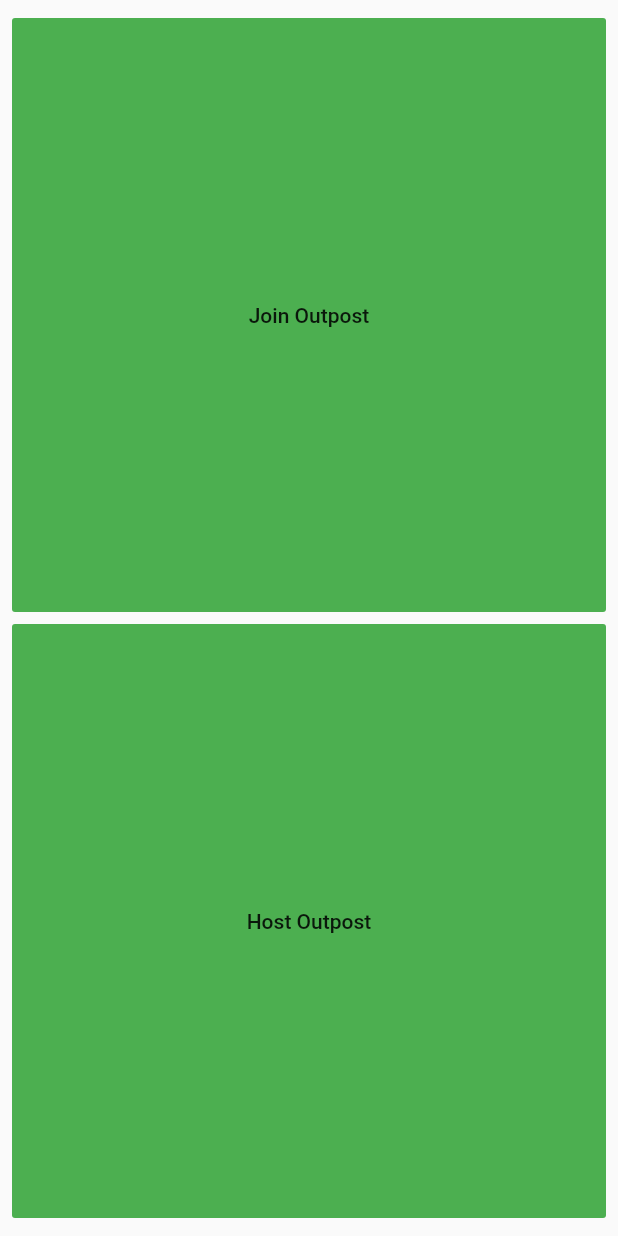
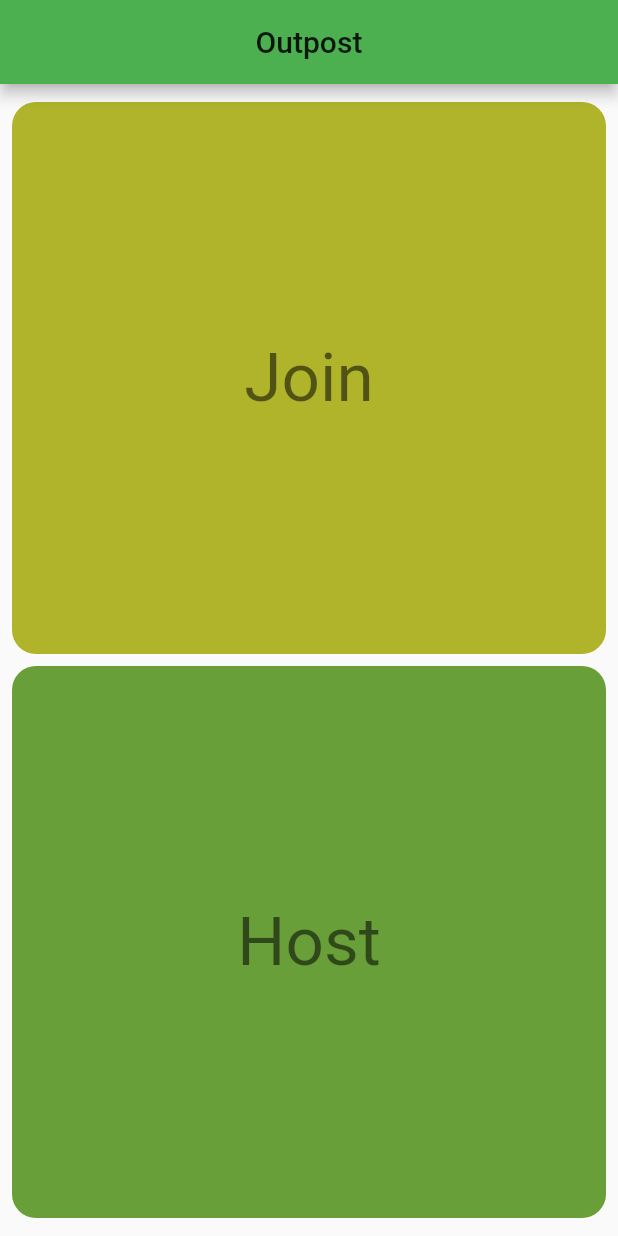
Before and after one commit to KyrelJerome/Flutter-Outpost, a Flutter app: the screen it shows after launch, on a phone screen of 412 x 824 dp. Run offline on Flutter 3.47's test engine with Material 2 defaults, Android fonts, the phone set to English and light mode, and no system bars.

Commit message:
Clean up some mediocre UI

```diff
--- a/flutter_outpost/lib/Pages/IntroPage.dart
+++ b/flutter_outpost/lib/Pages/IntroPage.dart
@@ -1,11 +1,19 @@
 import 'package:flutter/material.dart';
 import 'package:flutter/widgets.dart';
+import 'package:flutter_outpost/Pages/AddOutpostPage.dart';
 
 class IntroPage extends StatelessWidget {
   @override
   Widget build(BuildContext context) {
     return Scaffold(
-      appBar: null,
+      appBar: AppBar(
+        title: Center(
+          child: Text(
+            "Outpost",
+            style: Theme.of(context).textTheme.title,
+          ),
+        ),
+      ),
       body: Container(
         height: double.infinity,
         width: double.infinity,
@@ -20,11 +28,15 @@ class IntroPage extends StatelessWidget {
                   margin: EdgeInsets.symmetric(vertical: 4),
                   child: SizedBox(
                     width: double.infinity,
-                    child: FlatButton(
-                      color: Colors.green,
-                      onPressed: () {},
-                      child: Text(
-                        "Join Outpost",
+                    child: ClipRRect(
+                      borderRadius: BorderRadius.circular(16),
+                      child: FlatButton(
+                        color: Colors.lime[700],
+                        onPressed: () {},
+                        child: Text(
+                          "Join",
+                        style: Theme.of(context).textTheme.display2,
+                        ),
                       ),
                     ),
                   ),
@@ -35,10 +47,20 @@ class IntroPage extends StatelessWidget {
                   margin: EdgeInsets.symmetric(vertical: 4),
                   child: SizedBox(
                     width: double.infinity,
-                    child: FlatButton(
-                      color: Colors.green,
-                      onPressed: () {},
-                      child: Text("Host Outpost"),
+                    child: ClipRRect(
+                      borderRadius: BorderRadius.circular(16),
+                      child: FlatButton(
+                        color: Colors.lightGreen[700],
+                        onPressed: () => Navigator.push(
+                              context,
+                              MaterialPageRoute(
+                                  builder: (context) => AddOutpostPage()),
+                            ),
+                        child: Text(
+                          "Host",
+                          style: Theme.of(context).textTheme.display2,
+                        ),
+                      ),
                     ),
                   ),
                 ),
--- a/flutter_outpost/lib/data_objects/Outpost.dart
+++ b/flutter_outpost/lib/data_objects/Outpost.dart
@@ -1,13 +1,19 @@
+import 'package:flutter_outpost/template_objects/ReportTemplate.dart';
 import 'dart:ui';
-import 'package:flutter_outpost/template_objects/ReportTemplate.dart';
 
+//Outposts act like Git repositories, but held in admin data sections.
 class Outpost {
+  //Initially defined
   String name;
   String label;
+  String description;
   String organisation;
+  String uniqueHash;
+
+  List<ReportTemplate> templates;
   Image icon;
-  List<ReportTemplate> templates;
-  String members;
+  String dataPath;
+  List<String> members;
   String memberIDs;
   String host;
 }
--- a/flutter_outpost/lib/data_objects/reports/Report.dart
+++ b/flutter_outpost/lib/data_objects/reports/Report.dart
@@ -4,7 +4,7 @@ import 'package:flutter_outpost/data_objects/scorables/Note.dart';
 
 ///The report class ensures we cannot have duplicate
 ///duplicate scorable names in a list of Scorables.
-///A report encapsulates data for a given match.
+///A report encapsulates data for a given experiment.
 class Report {
   ReportTemplate template; // Lo
   /// Key is different depending on report type and data contained.
--- a/flutter_outpost/lib/data_objects/scorables/Scorable.dart
+++ b/flutter_outpost/lib/data_objects/scorables/Scorable.dart
@@ -9,6 +9,7 @@ abstract class Scorable {
   bool _updateData(String value);
   bool _updateLabel(String value);
 
+  DataType type();
   void updateData(String value){
     _updateData(value);
     _updateTimeChanged();
@@ -32,5 +33,4 @@ abstract class Scorable {
       lastUpdate = DateTime.now();
   }
 }
-
 enum DataType { TIME, INTEGER, BOOLEAN, TEXTUAL, WEIGHTED_ORDINAL, NOMINAL, ORDINAL, LINK}
--- a/flutter_outpost/lib/main.dart
+++ b/flutter_outpost/lib/main.dart
@@ -8,17 +8,8 @@ class MyApp extends StatelessWidget {
   @override
   Widget build(BuildContext context) {
     return MaterialApp(
-      title: 'FRC Outpost',
+      title: 'Outpost',
       theme: ThemeData(
-        // This is the theme of your application.
-        //
-        // Try running your application with "flutter run". You'll see the
-        // application has a blue toolbar. Then, without quitting the app, try
-        // changing the primarySwatch below to Colors.green and then invoke
-        // "hot reload" (press "r" in the console where you ran "flutter run",
-        // or simply save your changes to "hot reload" in a Flutter IDE).
-        // Notice that the counter didn't reset back to zero; the application
-        // is not restarted.
         primarySwatch: Colors.green,
       ),
       home: IntroPage(),
```
Also changed, not shown: flutter_outpost/lib/Pages/AddOutpostPage.dart (+87 -2 lines), flutter_outpost/lib/data_objects/scorables/IntegerScorable.dart (+21 -0 lines), flutter_outpost/lib/data_objects/scorables/LinkScorable.dart (+7 -2 lines), flutter_outpost/lib/io/device_io/low_level.dart (+4 -3 lines).
